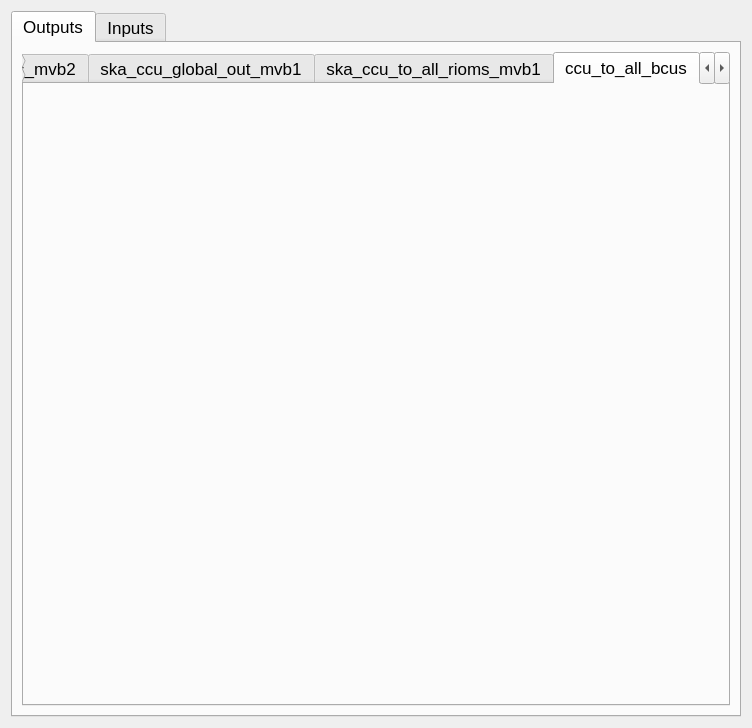
Old version of the form EMU_QT_DEBUG_CLIENT/ReadShmDialog.ui in the repository CenkKaanKANAR/DEBUG.
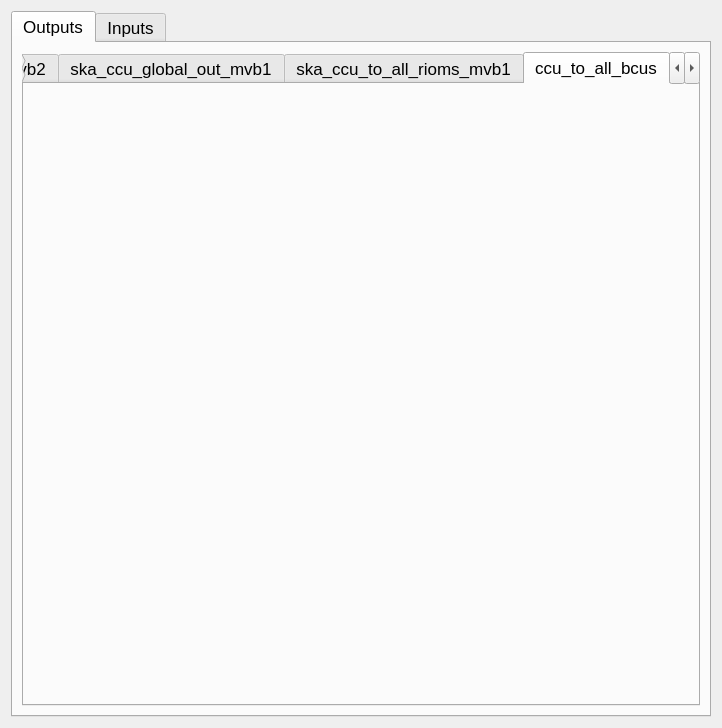
New version of the form. The open tabs and pages were chosen to show the change.

What changed in the file:
```diff
--- a/EMU_QT_DEBUG_CLIENT/ReadShmDialog.ui
+++ b/EMU_QT_DEBUG_CLIENT/ReadShmDialog.ui
@@ -6,7 +6,7 @@
    <rect>
     <x>0</x>
     <y>0</y>
-    <width>752</width>
+    <width>722</width>
     <height>728</height>
    </rect>
   </property>
```
Left out of the diff: 2 changed lines with no effect on the pictures.
